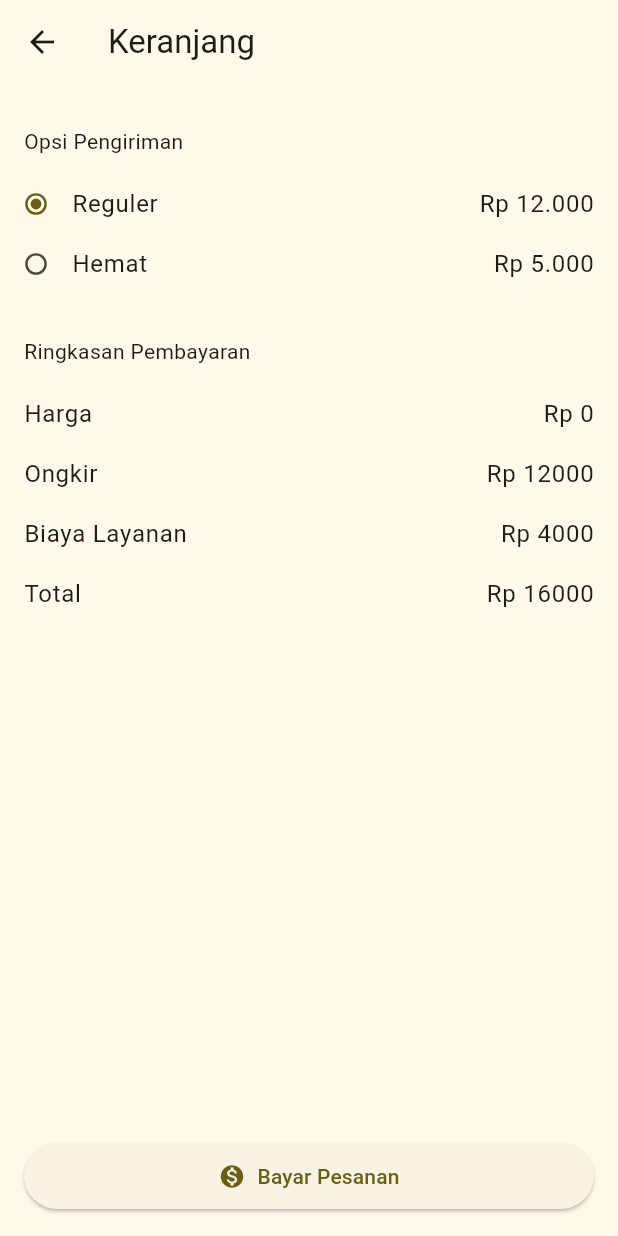
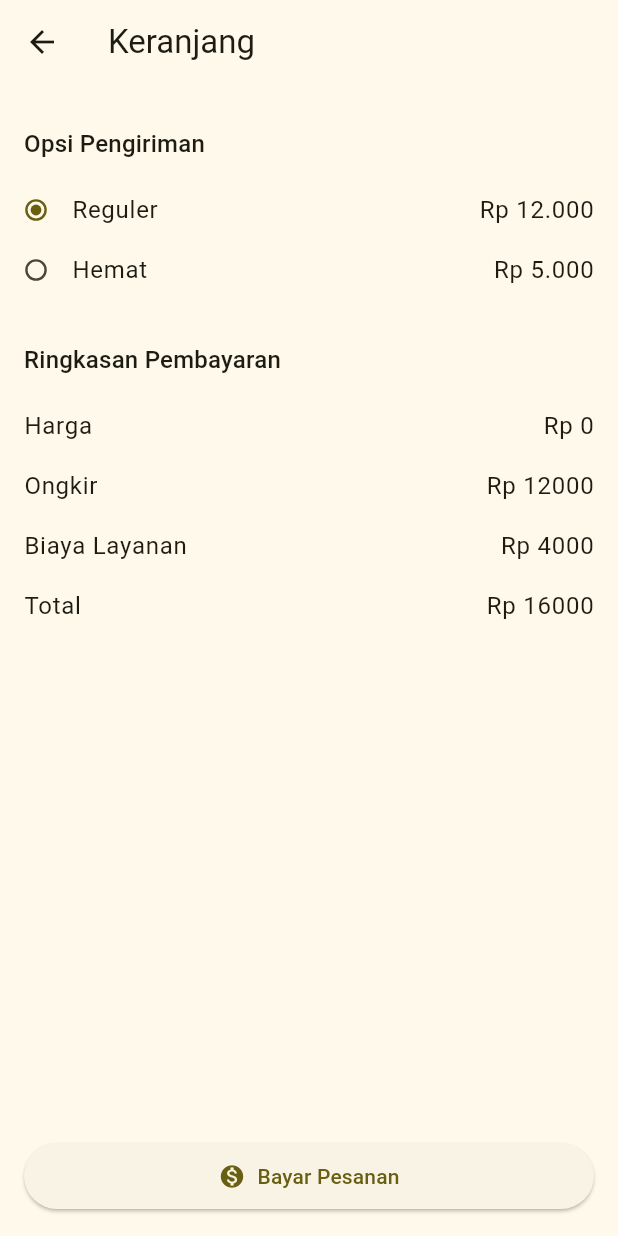
Before and after one commit to fityanrahman/resto-nusantara, a Flutter app: the CartPage screen opened directly with empty values, on a phone screen of 412 x 824 dp. Run offline on Flutter 3.47's test engine with Material 2 defaults, Android fonts, the phone set to English and light mode, and no system bars; missing offline and left inert: shadow_overlay; network calls fail.

Commit message:
textTheme adjustment in every element

```diff
--- a/lib/common/funs/get_color_scheme.dart
+++ b/lib/common/funs/get_color_scheme.dart
@@ -10,7 +10,5 @@ ColorScheme getCurrentColorScheme(BuildContext context) {
 
   var colorScheme = themeData.colorScheme;
 
-  print('themeData : $themeData');
-
   return colorScheme;
 }
--- a/lib/ui/cart_page.dart
+++ b/lib/ui/cart_page.dart
@@ -72,7 +72,10 @@ class _CartPageState extends State<CartPage> {
       child: Column(
         crossAxisAlignment: CrossAxisAlignment.start,
         children: [
-          const Text('Ringkasan Pembayaran'),
+          Text(
+            'Ringkasan Pembayaran',
+            style: textTheme.titleMedium,
+          ),
           const SizedBox(
             height: 12,
           ),
@@ -127,11 +130,22 @@ class _CartPageState extends State<CartPage> {
       child: Column(
         crossAxisAlignment: CrossAxisAlignment.start,
         children: [
-          const Text('Opsi Pengiriman'),
+          Text(
+            'Opsi Pengiriman',
+            style: textTheme.titleMedium,
+          ),
           const SizedBox(
             height: 12,
           ),
-          ListTile(
+          InkWell(
+            onTap: () {
+              setState(() {
+                regular = true;
+              });
+            },
+            splashColor: Colors.transparent,
+            highlightColor: Colors.transparent,
+            child: ListTile(
               visualDensity: const VisualDensity(vertical: -4),
               contentPadding: EdgeInsets.zero,
               minLeadingWidth: 0,
@@ -158,7 +172,16 @@ class _CartPageState extends State<CartPage> {
                 style: textTheme.bodyLarge,
               ),
             ),
-          ListTile(
+          ),
+          InkWell(
+            onTap: () {
+              setState(() {
+                regular = false;
+              });
+            },
+            splashColor: Colors.transparent,
+            highlightColor: Colors.transparent,
+            child: ListTile(
               visualDensity: const VisualDensity(vertical: -4),
               contentPadding: EdgeInsets.zero,
               minLeadingWidth: 0,
@@ -183,6 +206,7 @@ class _CartPageState extends State<CartPage> {
               trailing: Text(
                 'Rp 5.000',
                 style: textTheme.bodyLarge,
+              ),
             ),
           ),
         ],
```
Also changed, not shown: lib/common/funs/generate_distinct_cities.dart (+0 -9 lines), lib/ui/home_page.dart (+18 -9 lines), lib/ui/resto_page.dart (+17 -9 lines), lib/widget/fav_resto_widget.dart (+15 -2 lines), lib/widget/item_cart_widget.dart (+10 -3 lines), lib/widget/item_resto_widget.dart (+11 -4 lines), lib/widget/list_resto_widget.dart (+15 -2 lines). Lines whose indentation alone changed are shown as unchanged.
